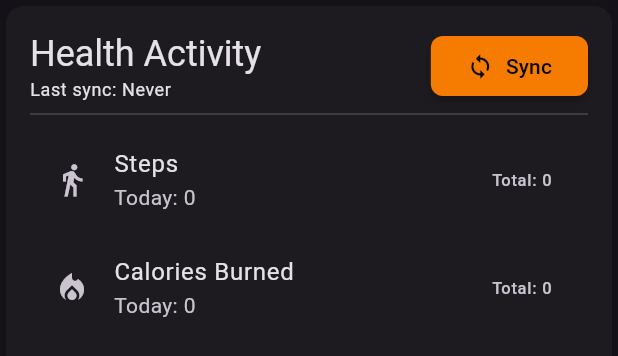
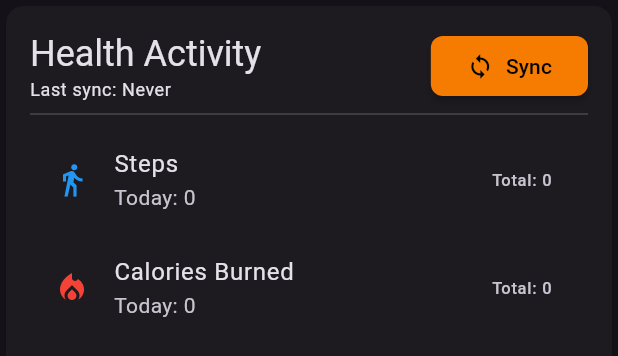
Before and after one commit to enzosv/idlefit-flutter, a Flutter app: the HealthStatsCard widget shown alone on an empty page, opened directly, on a phone screen of 412 x 824 dp. Shown: the top 356 px of the screen. Run offline on Flutter 3.47's test engine with Material 3 defaults, Android fonts, the phone set to English and light mode, and no system bars; our stand-ins replace objectbox, shared_preferences; missing offline and left inert: flame, health; accounts and stored records are empty; generated files the repository leaves out were written again.

Commit message:
add icon colors to health card

```diff
--- a/lib/widgets/health_stats_card.dart
+++ b/lib/widgets/health_stats_card.dart
@@ -20,6 +20,7 @@ class _HealthStatsTile extends StatelessWidget {
   final String title;
   final double today;
   final double total;
+  final Color? iconColor;
 
   const _HealthStatsTile({
     super.key,
@@ -27,12 +28,16 @@ class _HealthStatsTile extends StatelessWidget {
     required this.title,
     required this.today,
     required this.total,
+    this.iconColor,
   });
 
   @override
   Widget build(BuildContext context) {
     return ListTile(
-      leading: Icon(icon),
+      leading: Icon(
+        icon,
+        color: iconColor,
+      ),
       title: Text(title),
       subtitle: Text('Today: ${toLettersNotation(today)}'),
       trailing: Text('Total: ${toLettersNotation(total)}'),
@@ -138,12 +143,14 @@ class _HealthStatsCardState extends State<HealthStatsCard> {
               title: "Steps",
               today: today.steps,
               total: total.steps,
+              iconColor: Colors.blue,
             ),
             _HealthStatsTile(
               icon: Icons.local_fire_department,
               title: "Calories Burned",
               today: today.calories,
               total: total.calories,
+              iconColor: Colors.red,
             ),
           ],
         ),
```
